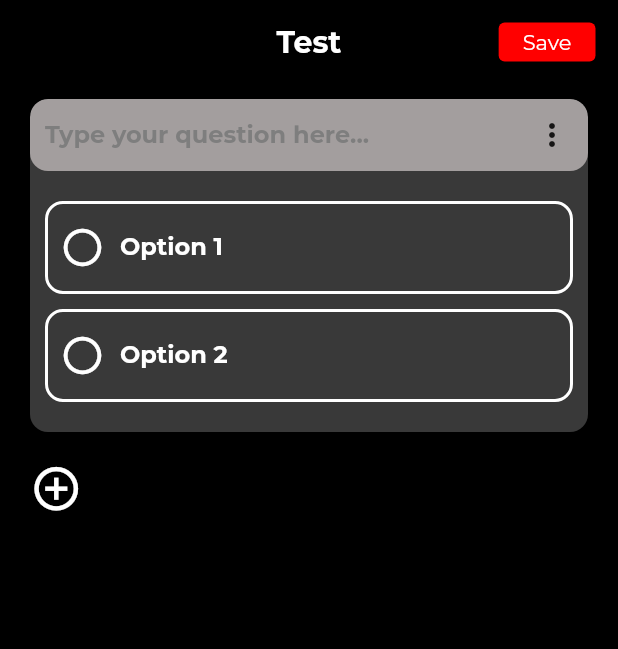
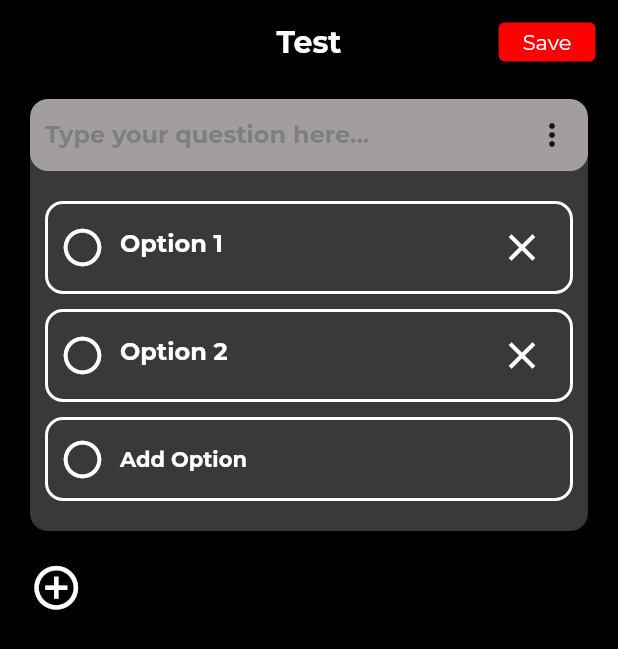
Before and after one commit to ShahrearBinAmin/ricciwawa, a Flutter app: the screen it shows after launch, on a phone screen of 412 x 824 dp. Shown: the top 649 px of the screen. Run offline on Flutter 3.47's test engine with Material 2 defaults, Android fonts, the phone set to English and light mode, and no system bars; our stand-ins replace bloc, flutter_bloc.

Commit message:
added remove option icon and add option button

```diff
--- a/lib/data/models/question.dart
+++ b/lib/data/models/question.dart
@@ -8,6 +8,7 @@ class Question {
   String explanation;
   int position;
   bool shuffleOption;
+  int createTime;
   List<Option> options;
 
   Question({
@@ -19,10 +20,14 @@ class Question {
     required this.position,
     required this.shuffleOption,
     required this.options,
-  });
+  }) : createTime = DateTime.now().microsecondsSinceEpoch;
 
   void addOption(Option option) {
-    options.add(option);
+    this.options.add(option);
+  }
+
+  void deleteOption(String optionName) {
+    this.options.removeWhere((element) => element.optionName == optionName);
   }
 
   Question copyWith({
@@ -57,11 +62,13 @@ class OptionStat {
   final List<User> answeredUsers;
   final double percentage;
   final int answeredUsersCount;
+  int createTime;
+
   OptionStat({
     this.answeredUsers = const <User>[],
     this.percentage = 0,
     this.answeredUsersCount = 0,
-  });
+  }) : createTime = DateTime.now().microsecondsSinceEpoch;
 
   OptionStat copyWith({
     List<User>? answeredUsers,
--- /dev/null
+++ b/lib/screens/create_quiz/components/add_option_button.dart
@@ -0,0 +1,63 @@
+import 'package:flutter/material.dart';
+import 'package:ricciwawa/constants.dart';
+import 'package:ricciwawa/data/models/question.dart';
+import 'package:ricciwawa/screens/explanation/explanation.dart';
+
+class AddOptionButton extends StatefulWidget {
+  Function addNewOption;
+  Function deleteOption;
+  int currentIndex;
+  int totalOptions;
+
+  AddOptionButton(
+      {Key? key,
+      required this.currentIndex,
+      required this.totalOptions,
+      required this.addNewOption,
+      required this.deleteOption})
+      : super(key: key);
+
+  @override
+  _AddOptionButtonState createState() => _AddOptionButtonState();
+}
+
+class _AddOptionButtonState extends State<AddOptionButton> {
+  @override
+  void initState() {
+    super.initState();
+  }
+
+  @override
+  Widget build(BuildContext context) {
+    return InkWell(
+      onTap: () {
+        this.widget.addNewOption();
+      },
+      child: Container(
+        padding: EdgeInsets.symmetric(vertical: 11, horizontal: 8),
+        decoration: BoxDecoration(
+            color: Colors.transparent,
+            borderRadius: BorderRadius.circular(12),
+            border: Border.all(color: Colors.white, width: 2)),
+        child: Row(
+          children: [
+            Icon(
+              Icons.circle_outlined,
+              color: Colors.white,
+              size: 30,
+            ),
+            SizedBox(
+              width: 10,
+            ),
+            Expanded(
+                child: Text(
+              "Add Option",
+              style:
+                  TextStyle(fontWeight: FontWeight.bold, color: Colors.white),
+            ))
+          ],
+        ),
+      ),
+    );
+  }
+}
--- a/lib/screens/create_quiz/components/input_option.dart
+++ b/lib/screens/create_quiz/components/input_option.dart
@@ -10,6 +10,7 @@ class InputOption extends StatefulWidget {
   bool setDefaultValues;
   Function onSelectCorrectOption;
   Function addNewOption;
+  Function deleteOption;
   int currentIndex;
   int totalOptions;
 
@@ -22,7 +23,8 @@ class InputOption extends StatefulWidget {
       required this.onSelectCorrectOption,
       required this.currentIndex,
       required this.totalOptions,
-      required this.addNewOption})
+      required this.addNewOption,
+      required this.deleteOption})
       : super(key: key);
 
   @override
@@ -122,7 +124,12 @@ class _InputOptionState extends State<InputOption> {
                             size: 30,
                           ),
                         )
-                      : null,
+                      : InkWell(
+                          onTap: () {
+                            this.widget.deleteOption(widget.option.optionName);
+                          },
+                          child:
+                              Icon(Icons.close, color: Colors.white, size: 30)),
                   hintStyle: TextStyle(
                       fontWeight: FontWeight.bold, color: Colors.white)),
             ),
--- a/lib/screens/create_quiz/create_quiz_screen.dart
+++ b/lib/screens/create_quiz/create_quiz_screen.dart
@@ -1,6 +1,7 @@
 import 'package:flutter/material.dart';
 import 'package:ricciwawa/constants.dart';
 import 'package:ricciwawa/data/models/question.dart';
+import 'package:ricciwawa/screens/create_quiz/components/add_option_button.dart';
 import 'package:ricciwawa/utils/util.dart';
 
 import 'components/input_option.dart';
@@ -92,11 +93,12 @@ class _CreateQuizState extends State<CreateQuiz> {
               //     itemCount: _questions.length),
 
               ReorderableListView(
+                  physics: NeverScrollableScrollPhysics(),
                   shrinkWrap: true,
                   children: <Widget>[
                     for (int index = 0; index < _questions.length; index++)
                       CreationQuestionCard(
-                        key: Key("$index"),
+                        key: ValueKey(_questions[index]),
                         question: _questions[index],
                         onDelete: onDeleteQuestion,
                         onDuplicate: onDuplicateQuestion,
@@ -106,9 +108,11 @@ class _CreateQuizState extends State<CreateQuiz> {
                     if (oldIndex < newIndex) {
                       newIndex -= 1;
                     }
+
+                    setState(() {
                       final Question question = _questions.removeAt(oldIndex);
                       _questions.insert(newIndex, question);
-                    setState(() {});
+                    });
                   }),
 
               SizedBox(
@@ -163,14 +167,22 @@ class _CreationQuestionCardState extends State<CreationQuestionCard> {
   //         optionStat: generateOptionSate()));
 
   void onSelectCorrectOption(String optionName) {
+    setState(() {
       this.widget.question.correctOptionName = optionName;
-    setState(() {});
+    });
   }
 
   void addOption() {
-    this.widget.question.addOption(
-        generateOption("${this.widget.question.options.length + 1}"));
-    setState(() {});
+    setState(() {
+      this.widget.question.addOption(generateOption(
+          "${DateTime.now().millisecondsSinceEpoch.toString()}"));
+    });
+  }
+
+  void onDelete(String optionName) {
+    setState(() {
+      this.widget.question.deleteOption(optionName);
+    });
   }
 
   @override
@@ -209,13 +221,6 @@ class _CreationQuestionCardState extends State<CreationQuestionCard> {
                             color: Color(0xFF7E7E7E))),
                   ),
                 ),
-                // InkWell(
-                //   onTap: () {},
-                //   child: Icon(
-                //     Icons.more_vert,
-                //     color: Colors.black,
-                //   ),
-                // )
                 PopupMenuButton<CardAction>(
                   onSelected: (CardAction result) {
                     if (result == CardAction.Delete) {
@@ -237,7 +242,9 @@ class _CreationQuestionCardState extends State<CreationQuestionCard> {
           ),
           Container(
             padding: const EdgeInsets.symmetric(vertical: 20, horizontal: 10),
-            child: ListView.separated(
+            child: Column(
+              children: [
+                ListView.separated(
                     itemCount: widget.question.options.length,
                     physics: NeverScrollableScrollPhysics(),
                     separatorBuilder: (_, indx) => SizedBox(
@@ -247,15 +254,27 @@ class _CreationQuestionCardState extends State<CreationQuestionCard> {
                     itemBuilder: (BuildContext context, int index) {
                       return InputOption(
                           addNewOption: addOption,
+                          deleteOption: onDelete,
                           currentIndex: index,
                           totalOptions: widget.question.options.length,
                           onSelectCorrectOption: onSelectCorrectOption,
                           option: widget.question.options[index],
                           correctOption: widget.question.correctOptionName ==
                               widget.question.options[index].optionName,
-                      optionHintText:
-                          "Option ${widget.question.options[index].optionName}");
+                          optionHintText: "Option ${index + 1}");
                     }),
+                if (widget.question.options.length < 6) ...[
+                  SizedBox(
+                    height: 10,
+                  ),
+                  AddOptionButton(
+                      currentIndex: 0,
+                      totalOptions: 0,
+                      addNewOption: addOption,
+                      deleteOption: () {})
+                ]
+              ],
+            ),
           ),
         ],
       ),
--- a/lib/utils/util.dart
+++ b/lib/utils/util.dart
@@ -1,4 +1,5 @@
 import 'package:ricciwawa/data/models/question.dart';
+import 'package:uuid/uuid.dart';
 
 OptionStat generateOptionSate() {
   return OptionStat(
@@ -8,6 +9,14 @@ OptionStat generateOptionSate() {
 }
 
 Question generateQuestion(int id) {
+  List<Option> options = List.generate(
+      2,
+      (index) => Option(
+          optionId: generateUidWithTimeStamp(),
+          optionName: generateUidWithTimeStamp(),
+          optionText: "",
+          optionStat: generateOptionSate()));
+
   return Question(
       questionId: "$id",
       questionText: "",
@@ -16,18 +25,7 @@ Question generateQuestion(int id) {
       explanation: "",
       position: 0,
       shuffleOption: false,
-      options: [
-        Option(
-            optionId: "1",
-            optionName: "1",
-            optionText: "",
-            optionStat: generateOptionSate()),
-        Option(
-            optionId: "2",
-            optionName: "2",
-            optionText: "",
-            optionStat: generateOptionSate()),
-      ]);
+      options: options);
 }
 
 Option generateOption(String name) {
@@ -37,3 +35,8 @@ Option generateOption(String name) {
       optionText: "",
       optionStat: generateOptionSate());
 }
+
+String generateUidWithTimeStamp() {
+  var uuid = Uuid();
+  return uuid.v4();
+}
--- a/pubspec.yaml
+++ b/pubspec.yaml
@@ -25,6 +25,7 @@ dependencies:
     sdk: flutter
   flutter_svg: ^0.19.0
   flutter_bloc: ^7.1.0
+  uuid: ^3.0.4
 
   # The following adds the Cupertino Icons font to your application.
   # Use with the CupertinoIcons class for iOS style icons.
```
Also changed, not shown: pubspec.lock. Lines whose indentation alone changed are shown as unchanged.
